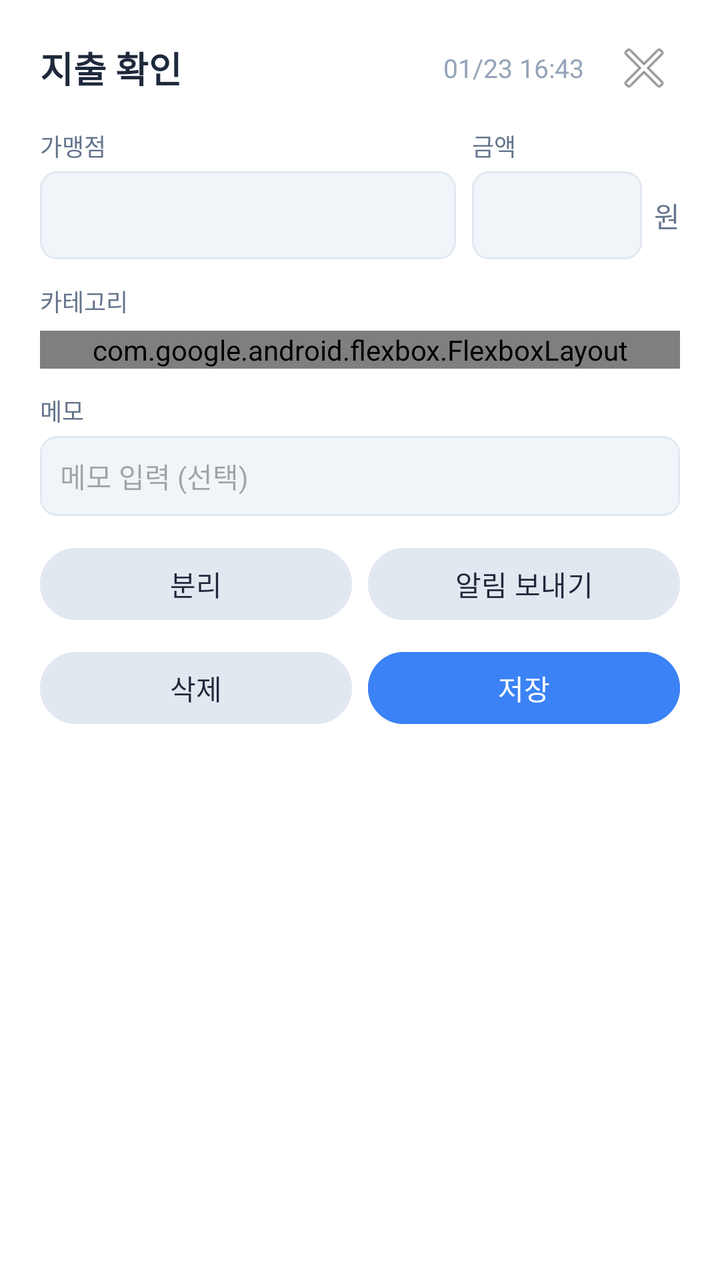
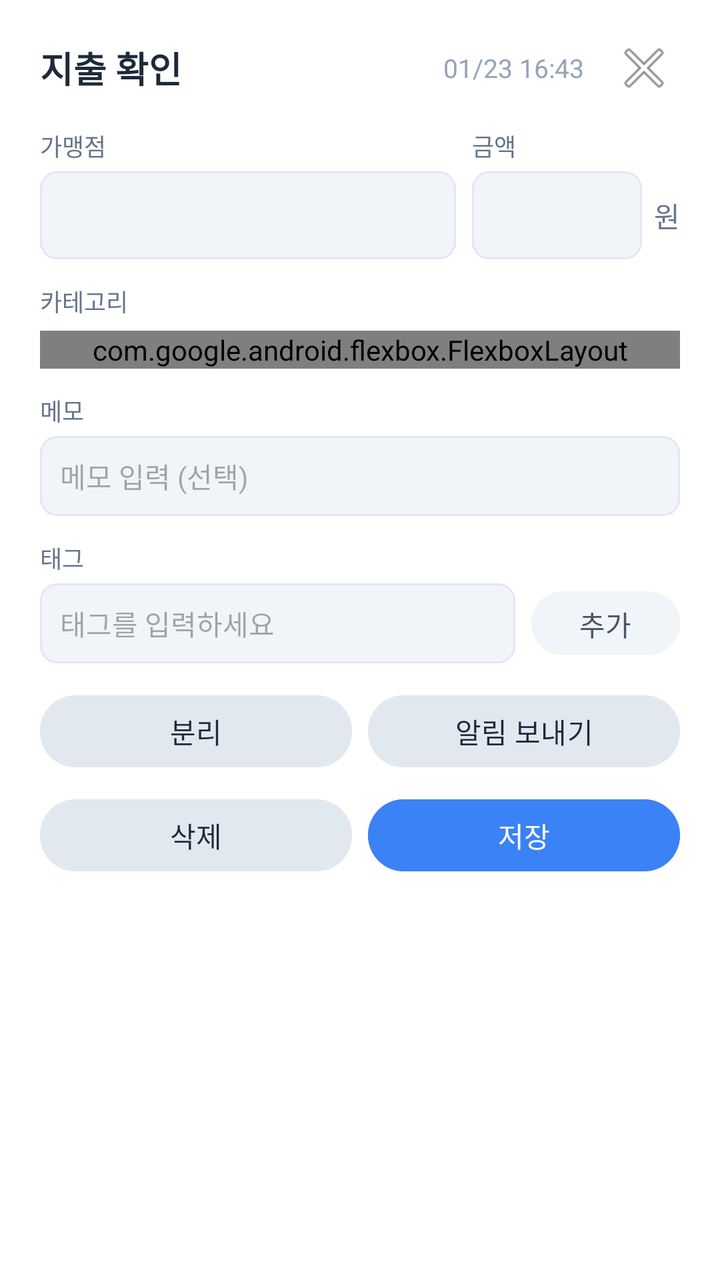

Before-and-after screenshots of an Android layout around one commit, followed by the original layout XML and the change that was made.
<!-- AndroidManifest.xml: activity theme Theme.QuickEdit -->
<!-- res/layout/activity_quick_edit.xml -->
<?xml version="1.0" encoding="utf-8"?>
<ScrollView xmlns:android="http://schemas.android.com/apk/res/android"
    xmlns:app="http://schemas.android.com/apk/res-auto"
    android:layout_width="match_parent"
    android:layout_height="wrap_content"
    android:background="@android:color/white"
    android:fillViewport="true">

    <LinearLayout
        android:layout_width="match_parent"
        android:layout_height="wrap_content"
        android:orientation="vertical"
        android:paddingHorizontal="20dp"
        android:paddingTop="16dp"
        android:paddingBottom="20dp">

        
        <LinearLayout
            android:layout_width="match_parent"
            android:layout_height="wrap_content"
            android:orientation="horizontal"
            android:gravity="center_vertical"
            android:layout_marginBottom="12dp">

            <TextView
                android:layout_width="0dp"
                android:layout_height="wrap_content"
                android:layout_weight="1"
                android:text="지출 확인"
                android:textSize="18sp"
                android:textStyle="bold"
                android:textColor="#1E293B" />

            <TextView
                android:id="@+id/tvDateTime"
                android:layout_width="wrap_content"
                android:layout_height="wrap_content"
                android:text="01/23 16:43"
                android:textSize="13sp"
                android:textColor="#94A3B8"
                android:layout_marginEnd="12dp" />

            <ImageButton
                android:id="@+id/btnClose"
                android:layout_width="36dp"
                android:layout_height="36dp"
                android:background="?attr/selectableItemBackgroundBorderless"
                android:src="@android:drawable/ic_menu_close_clear_cancel"
                android:contentDescription="닫기" />
        </LinearLayout>

        
        <LinearLayout
            android:layout_width="match_parent"
            android:layout_height="wrap_content"
            android:orientation="horizontal"
            android:layout_marginBottom="12dp">

            <LinearLayout
                android:layout_width="0dp"
                android:layout_weight="2"
                android:layout_height="wrap_content"
                android:orientation="vertical"
                android:layout_marginEnd="8dp">

                <TextView
                    android:layout_width="wrap_content"
                    android:layout_height="wrap_content"
                    android:text="가맹점"
                    android:textSize="12sp"
                    android:textColor="#64748B"
                    android:layout_marginBottom="4dp" />

                <EditText
                    android:id="@+id/etMerchant"
                    android:layout_width="match_parent"
                    android:layout_height="44dp"
                    android:background="@drawable/edit_text_background"
                    android:paddingHorizontal="10dp"
                    android:textSize="15sp"
                    android:inputType="text"
                    android:maxLines="1" />
            </LinearLayout>

            <LinearLayout
                android:layout_width="0dp"
                android:layout_weight="1"
                android:layout_height="wrap_content"
                android:orientation="vertical">

                <TextView
                    android:layout_width="wrap_content"
                    android:layout_height="wrap_content"
                    android:text="금액"
                    android:textSize="12sp"
                    android:textColor="#64748B"
                    android:layout_marginBottom="4dp" />

                <LinearLayout
                    android:layout_width="match_parent"
                    android:layout_height="44dp"
                    android:orientation="horizontal"
                    android:gravity="center_vertical">

                    <EditText
                        android:id="@+id/etAmount"
                        android:layout_width="0dp"
                        android:layout_weight="1"
                        android:layout_height="match_parent"
                        android:background="@drawable/edit_text_background"
                        android:paddingHorizontal="10dp"
                        android:textSize="15sp"
                        android:inputType="number"
                        android:maxLines="1" />

                    <TextView
                        android:layout_width="wrap_content"
                        android:layout_height="wrap_content"
                        android:paddingStart="6dp"
                        android:text="원"
                        android:textSize="14sp"
                        android:textColor="#64748B" />
                </LinearLayout>
            </LinearLayout>
        </LinearLayout>

        
        <TextView
            android:layout_width="wrap_content"
            android:layout_height="wrap_content"
            android:text="카테고리"
            android:textSize="12sp"
            android:textColor="#64748B"
            android:layout_marginBottom="6dp" />

        <com.google.android.flexbox.FlexboxLayout
            android:id="@+id/categoryContainer"
            android:layout_width="match_parent"
            android:layout_height="wrap_content"
            android:layout_marginBottom="12dp"
            app:flexWrap="wrap"
            app:alignItems="flex_start"
            app:justifyContent="flex_start" />

        
        <TextView
            android:layout_width="wrap_content"
            android:layout_height="wrap_content"
            android:text="메모"
            android:textSize="12sp"
            android:textColor="#64748B"
            android:layout_marginBottom="4dp" />

        <EditText
            android:id="@+id/etMemo"
            android:layout_width="match_parent"
            android:layout_height="40dp"
            android:background="@drawable/edit_text_background"
            android:paddingHorizontal="10dp"
            android:hint="메모 입력 (선택)"
            android:textSize="14sp"
            android:inputType="text"
            android:maxLines="1"
            android:layout_marginBottom="12dp" />

        
        <LinearLayout
            android:layout_width="match_parent"
            android:layout_height="wrap_content"
            android:orientation="horizontal"
            android:layout_marginBottom="8dp">

            <Button
                android:id="@+id/btnSplit"
                android:layout_width="0dp"
                android:layout_weight="1"
                android:layout_height="44dp"
                android:layout_marginEnd="4dp"
                android:text="분리"
                android:textColor="#1E293B"
                android:textSize="14sp"
                android:backgroundTint="#E2E8F0" />

            <Button
                android:id="@+id/btnNotify"
                android:layout_width="0dp"
                android:layout_weight="1"
                android:layout_height="44dp"
                android:layout_marginStart="4dp"
                android:text="알림 보내기"
                android:textColor="#1E293B"
                android:textSize="14sp"
                android:backgroundTint="#E2E8F0" />
        </LinearLayout>

        
        <LinearLayout
            android:layout_width="match_parent"
            android:layout_height="wrap_content"
            android:orientation="horizontal">

            <Button
                android:id="@+id/btnDelete"
                android:layout_width="0dp"
                android:layout_weight="1"
                android:layout_height="44dp"
                android:layout_marginEnd="4dp"
                android:text="삭제"
                android:textColor="#1E293B"
                android:textSize="14sp"
                android:backgroundTint="#E2E8F0" />

            <Button
                android:id="@+id/btnSave"
                android:layout_width="0dp"
                android:layout_weight="1"
                android:layout_height="44dp"
                android:layout_marginStart="4dp"
                android:text="저장"
                android:textColor="#FFFFFF"
                android:textSize="14sp"
                android:backgroundTint="#3B82F6" />
        </LinearLayout>

    </LinearLayout>
</ScrollView>
<!-- resources referenced by this layout -->
<resources>
  <!-- drawable edit_text_background (drawable) -->
  <?xml version="1.0" encoding="utf-8"?>
  <shape xmlns:android="http://schemas.android.com/apk/res/android"
      android:shape="rectangle">
      <solid android:color="#F1F5F9" />
      <corners android:radius="8dp" />
      <stroke
          android:width="1dp"
          android:color="#E2E8F0" />
  </shape>
  <style name="Theme.QuickEdit" parent="Theme.Material3.Light.Dialog">
          <item name="android:windowNoTitle">true</item>
          <item name="android:windowBackground">@android:color/transparent</item>
          <item name="android:windowIsFloating">true</item>
          <item name="android:windowCloseOnTouchOutside">true</item>
          <item name="android:backgroundDimEnabled">true</item>
          <item name="android:backgroundDimAmount">0.5</item>
          <item name="windowActionBar">false</item>
          <item name="windowNoTitle">true</item>
          <item name="android:windowMinWidthMajor">100%</item>
          <item name="android:windowMinWidthMinor">100%</item>
      </style>
</resources>

<!-- the commit's change to res/layout/activity_quick_edit.xml (unified diff, before → after) -->
@@ -164,6 +164,58 @@
             android:layout_marginBottom="12dp" />
 
         
+        <TextView
+            android:layout_width="wrap_content"
+            android:layout_height="wrap_content"
+            android:text="태그"
+            android:labelFor="@id/etTags"
+            android:textSize="12sp"
+            android:textColor="#64748B"
+            android:layout_marginBottom="4dp" />
+
+        <com.google.android.flexbox.FlexboxLayout
+            android:id="@+id/tagContainer"
+            android:layout_width="match_parent"
+            android:layout_height="wrap_content"
+            android:visibility="gone"
+            app:flexWrap="wrap"
+            app:alignItems="center"
+            app:justifyContent="flex_start" />
+
+        <LinearLayout
+            android:layout_width="match_parent"
+            android:layout_height="wrap_content"
+            android:orientation="horizontal"
+            android:gravity="center_vertical"
+            android:layout_marginBottom="12dp">
+
+            <EditText
+                android:id="@+id/etTags"
+                android:layout_width="0dp"
+                android:layout_weight="1"
+                android:layout_height="40dp"
+                android:background="@drawable/edit_text_background"
+                android:paddingHorizontal="10dp"
+                android:hint="태그를 입력하세요"
+                android:textSize="14sp"
+                android:inputType="text"
+                android:imeOptions="actionDone"
+                android:maxLines="1" />
+
+            <Button
+                android:id="@+id/btnAddTag"
+                android:layout_width="wrap_content"
+                android:layout_height="40dp"
+                android:layout_marginStart="8dp"
+                android:minWidth="56dp"
+                android:text="추가"
+                android:contentDescription="태그 추가"
+                android:textColor="#475569"
+                android:textSize="14sp"
+                android:backgroundTint="#F1F5F9" />
+        </LinearLayout>
+
+        
         <LinearLayout
             android:layout_width="match_parent"
             android:layout_height="wrap_content"
